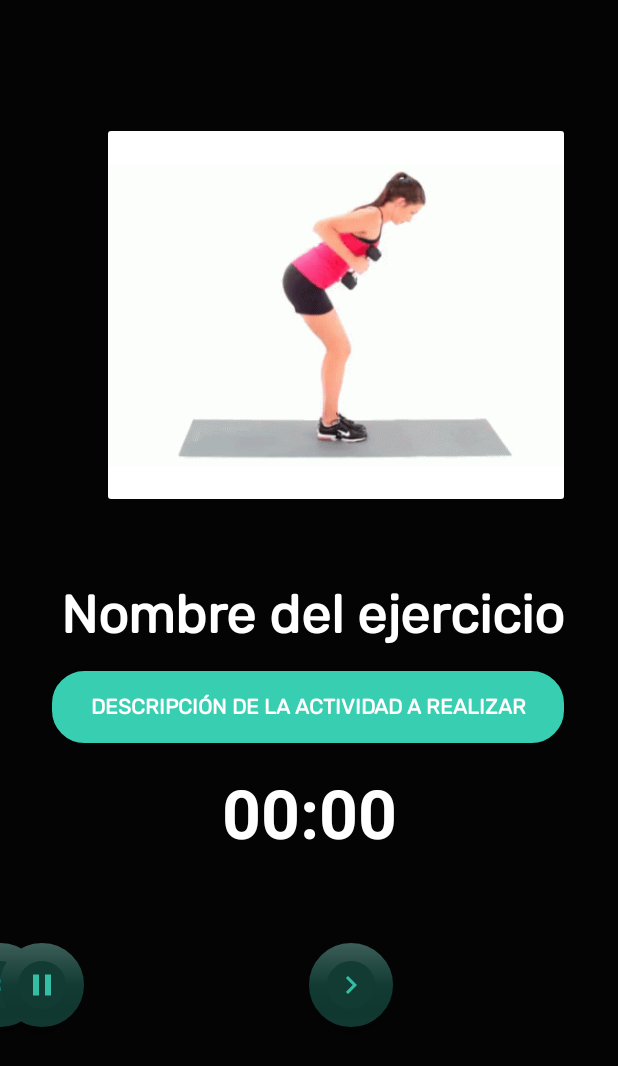
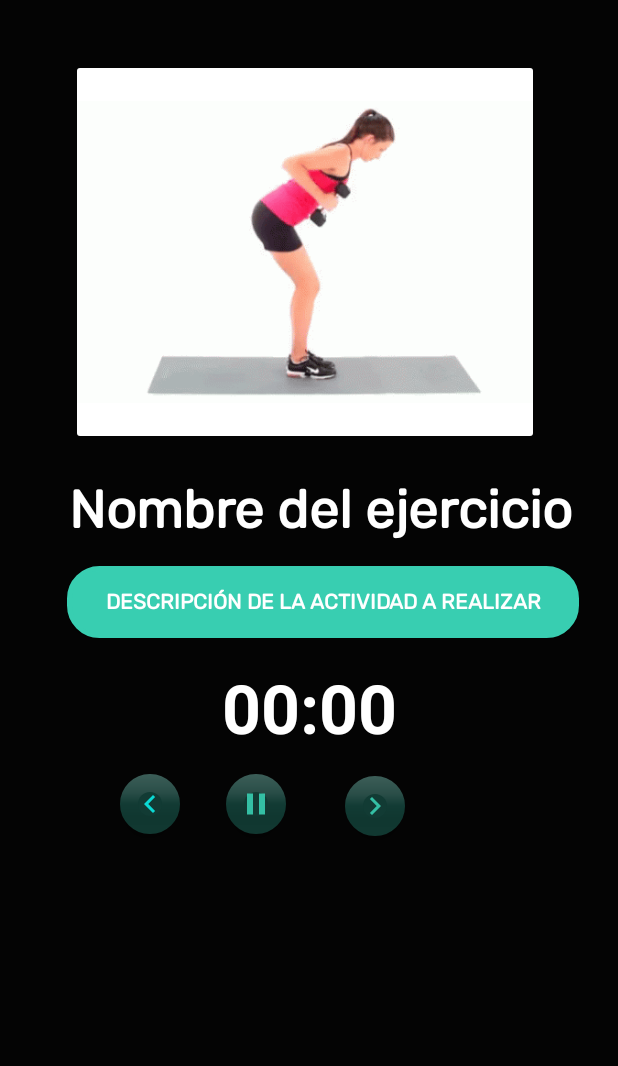
Before and after one commit to Isabella-417/go_exercise, an Android app: the fragment IniciarRutinaFragment shown on its own in the app's theme, on a phone screen of 412 x 824 dp. Shown: the top 1066 px of the screen. Run offline under Robolectric (Android 15) with nearby library versions, the phone set to English and light mode, and no system bars.

Commit message:
Se realiza conexión entre las vista home, definición de lapso de tiempo y inicio de la rutina

```diff
--- a/app/src/main/AndroidManifest.xml
+++ b/app/src/main/AndroidManifest.xml
@@ -9,8 +9,8 @@
         android:theme="@style/AppTheme">
         <activity android:name=".ModuloActivity"></activity>
         <activity android:name=".RegistroActivity" />
-        <activity android:name=".Intro_aplicacion.IntroActivity" />
-        <activity android:name=".Intro_aplicacion.SplashActivity">
+        <activity android:name=".intro_aplicacion.IntroActivity" />
+        <activity android:name=".intro_aplicacion.SplashActivity">
             <intent-filter>
                 <action android:name="android.intent.action.MAIN" />
 
--- a/app/src/main/java/com/example/go_exercise/Intro_aplicacion/IntroActivity.java
+++ b/app/src/main/java/com/example/go_exercise/intro_aplicacion/IntroActivity.java
@@ -1,4 +1,4 @@
-package com.example.go_exercise.Intro_aplicacion;
+package com.example.go_exercise.intro_aplicacion;
 
 import android.content.Intent;
 import android.content.SharedPreferences;
--- a/app/src/main/java/com/example/go_exercise/Intro_aplicacion/SplashActivity.java
+++ b/app/src/main/java/com/example/go_exercise/intro_aplicacion/SplashActivity.java
@@ -1,4 +1,4 @@
-package com.example.go_exercise.Intro_aplicacion;
+package com.example.go_exercise.intro_aplicacion;
 
 import androidx.appcompat.app.AppCompatActivity;
 
--- a/app/src/main/res/layout/activity_intro.xml
+++ b/app/src/main/res/layout/activity_intro.xml
@@ -4,7 +4,7 @@
     xmlns:tools="http://schemas.android.com/tools"
     android:layout_width="match_parent"
     android:layout_height="match_parent"
-    tools:context=".Intro_aplicacion.IntroActivity"
+    tools:context=".intro_aplicacion.IntroActivity"
     android:background="#ffffff">
 
     <androidx.viewpager.widget.ViewPager
--- a/app/src/main/res/layout/activity_splash.xml
+++ b/app/src/main/res/layout/activity_splash.xml
@@ -5,7 +5,7 @@
     android:layout_width="match_parent"
     android:layout_height="match_parent"
     android:background="@color/colorPrimary"
-    tools:context=".Intro_aplicacion.SplashActivity">
+    tools:context=".intro_aplicacion.SplashActivity">
 
     <TextView
         android:id="@+id/titulo_app_1"
--- a/app/src/main/res/layout/fragment_home.xml
+++ b/app/src/main/res/layout/fragment_home.xml
@@ -159,7 +159,7 @@
         app:layout_constraintTop_toBottomOf="@+id/tv_titulo_conf_rutina" />
 
     <com.google.android.material.floatingactionbutton.FloatingActionButton
-        android:id="@+id/fab"
+        android:id="@+id/btn_calcular_tiempo_rutina"
         android:layout_width="wrap_content"
         android:layout_height="wrap_content"
         android:layout_margin="16dp"
--- a/app/src/main/res/layout/fragment_iniciar_rutina.xml
+++ b/app/src/main/res/layout/fragment_iniciar_rutina.xml
@@ -11,8 +11,9 @@
         android:id="@+id/contenedor_elemento_iniciar_rutina"
         android:layout_width="304dp"
         android:layout_height="245dp"
-        android:layout_marginTop="50dp"
-        android:layout_marginLeft="35dp"
+        android:layout_marginLeft="20dp"
+        android:layout_marginRight="25dp"
+        android:layout_marginTop="5dp"
         app:cardBackgroundColor="#0FFFFFFF"
         app:layout_constraintBottom_toBottomOf="parent"
         app:layout_constraintEnd_toEndOf="parent"
@@ -43,7 +44,7 @@
         android:id="@+id/tv_iniciar_rutina_descripcion"
         android:layout_width="wrap_content"
         android:layout_height="wrap_content"
-        android:layout_marginTop="56dp"
+        android:layout_marginTop="28dp"
         android:fontFamily="@font/rubik_regular"
         android:text="Nombre del ejercicio"
         android:textAlignment="center"
@@ -51,7 +52,7 @@
         android:textSize="35dp"
         android:textStyle="bold"
         app:layout_constraintEnd_toEndOf="parent"
-        app:layout_constraintHorizontal_bias="0.534"
+        app:layout_constraintHorizontal_bias="0.604"
         app:layout_constraintStart_toStartOf="parent"
         app:layout_constraintTop_toBottomOf="@+id/contenedor_elemento_iniciar_rutina" />
 
@@ -68,7 +69,7 @@
         android:textColor="@color/white"
         android:textStyle="bold"
         app:layout_constraintEnd_toEndOf="parent"
-        app:layout_constraintHorizontal_bias="0.492"
+        app:layout_constraintHorizontal_bias="0.635"
         app:layout_constraintStart_toStartOf="parent"
         app:layout_constraintTop_toBottomOf="@+id/tv_iniciar_rutina_descripcion" />
 
@@ -92,15 +93,15 @@
         android:layout_width="wrap_content"
         android:layout_height="wrap_content"
         android:layout_margin="16dp"
-        android:layout_marginStart="48dp"
         android:background="@drawable/borde_redondo"
         android:src="@drawable/icono_atras"
         app:borderWidth="12dp"
-        app:fabSize="normal"
+        app:fabSize="mini"
         app:layout_constraintBottom_toTopOf="@+id/guideline5"
-        app:layout_constraintEnd_toStartOf="@+id/fb_pausar_reproduccion"
-        app:layout_constraintStart_toStartOf="parent"
+        app:layout_constraintEnd_toStartOf="@+id/guideline6"
+        app:layout_constraintStart_toStartOf="@+id/guideline10"
         app:layout_constraintTop_toTopOf="@+id/guideline4"
+        app:layout_constraintVertical_bias="0.538"
         tools:ignore="MissingConstraints" />
 
     <com.google.android.material.floatingactionbutton.FloatingActionButton
@@ -108,31 +109,35 @@
         android:layout_width="wrap_content"
         android:layout_height="wrap_content"
         android:layout_margin="16dp"
+        android:layout_marginStart="36dp"
         android:background="@drawable/borde_redondo"
         android:src="@drawable/icono_pausar"
+
         app:borderWidth="12dp"
-        app:fabSize="normal"
-
+        app:fabSize="mini"
         app:layout_constraintBottom_toTopOf="@+id/guideline5"
+        app:layout_constraintEnd_toStartOf="@+id/guideline8"
+        app:layout_constraintHorizontal_bias="0.114"
+        app:layout_constraintStart_toStartOf="@+id/guideline6"
         app:layout_constraintTop_toTopOf="@+id/guideline4"
-        tools:ignore="MissingConstraints"
-        tools:layout_editor_absoluteX="210dp" />
+        app:layout_constraintVertical_bias="0.538"
+        tools:ignore="MissingConstraints" />
 
     <com.google.android.material.floatingactionbutton.FloatingActionButton
         android:id="@+id/fb_adelantar_reproduccion"
         android:layout_width="wrap_content"
         android:layout_height="wrap_content"
         android:layout_margin="16dp"
-        android:layout_marginEnd="100dp"
         android:background="@drawable/borde_redondo"
 
         android:src="@drawable/icono_adelante"
         app:borderWidth="12dp"
-        app:fabSize="normal"
+        app:fabSize="mini"
         app:layout_constraintBottom_toTopOf="@+id/guideline5"
-        app:layout_constraintEnd_toEndOf="parent"
-        app:layout_constraintStart_toEndOf="@+id/fb_pausar_reproduccion"
+        app:layout_constraintEnd_toStartOf="@+id/guideline9"
+        app:layout_constraintStart_toStartOf="@+id/guideline8"
         app:layout_constraintTop_toTopOf="@+id/guideline4"
+        app:layout_constraintVertical_bias="0.481"
         tools:ignore="MissingConstraints" />
 
     <androidx.constraintlayout.widget.Guideline
@@ -140,12 +145,40 @@
         android:layout_width="wrap_content"
         android:layout_height="wrap_content"
         android:orientation="horizontal"
-        app:layout_constraintGuide_begin="615dp" />
+        app:layout_constraintGuide_begin="510dp" />
 
     <androidx.constraintlayout.widget.Guideline
         android:id="@+id/guideline5"
         android:layout_width="wrap_content"
         android:layout_height="wrap_content"
         android:orientation="horizontal"
-        app:layout_constraintGuide_begin="698dp" />
+        app:layout_constraintGuide_begin="563dp" />
+
+    <androidx.constraintlayout.widget.Guideline
+        android:id="@+id/guideline6"
+        android:layout_width="wrap_content"
+        android:layout_height="wrap_content"
+        android:orientation="vertical"
+        app:layout_constraintGuide_begin="134dp" />
+
+    <androidx.constraintlayout.widget.Guideline
+        android:id="@+id/guideline8"
+        android:layout_width="wrap_content"
+        android:layout_height="wrap_content"
+        android:orientation="vertical"
+        app:layout_constraintGuide_begin="213dp" />
+
+    <androidx.constraintlayout.widget.Guideline
+        android:id="@+id/guideline9"
+        android:layout_width="wrap_content"
+        android:layout_height="wrap_content"
+        android:orientation="vertical"
+        app:layout_constraintGuide_begin="287dp" />
+
+    <androidx.constraintlayout.widget.Guideline
+        android:id="@+id/guideline10"
+        android:layout_width="wrap_content"
+        android:layout_height="wrap_content"
+        android:orientation="vertical"
+        app:layout_constraintGuide_begin="66dp" />
 </androidx.constraintlayout.widget.ConstraintLayout>
```
Also changed, not shown: app/src/main/java/com/example/go_exercise/fragments/HomeFragment.java (+31 -0 lines), app/src/main/java/com/example/go_exercise/fragments/LapsoTiempoRutinaFragment.java (added, +97 -0 lines), app/src/main/java/com/example/go_exercise/persistencia/entidades/LapsoTiempo.java (added, +30 -0 lines), app/src/main/res/layout/fragment_lapso_tiempo_rutina.xml (added, +53 -0 lines), app/src/main/res/navigation/nav_graph.xml (+21 -0 lines).
